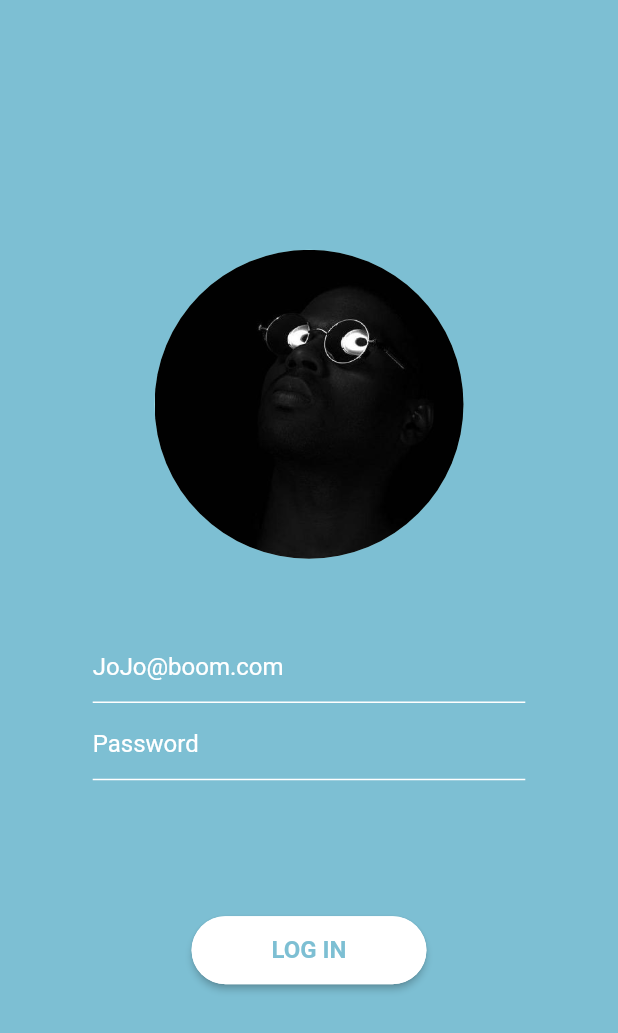
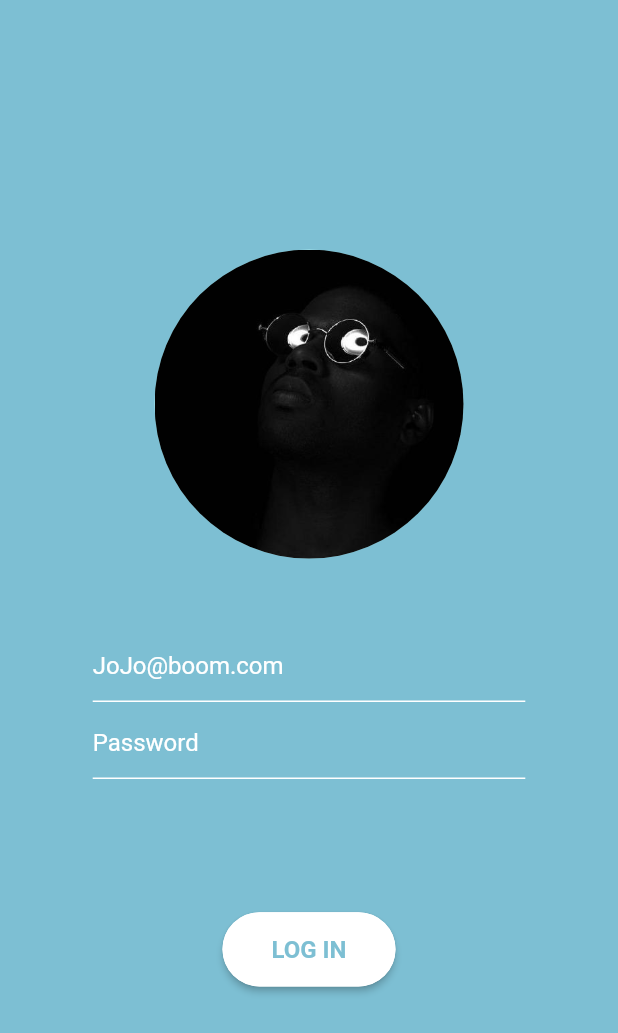
Before and after one commit to Djudicael/animation-transition-flutter-pet, a Flutter app: the screen it shows after launch, on a phone screen of 412 x 824 dp. Shown: the top 1033 px of the screen. Run offline on Flutter 3.47's test engine with Material 2 defaults, Android fonts, the phone set to English and light mode, and no system bars.

```diff
--- a/lib/main.dart
+++ b/lib/main.dart
@@ -10,7 +10,7 @@ class MyApp extends StatelessWidget {
       debugShowCheckedModeBanner: false,
       title: 'Authentification',
       theme: ThemeData(primarySwatch: Colors.blue),
-      home: LoginPage(),
+      home: AnimatedLoginPage(),
     );
   }
 }
--- a/lib/screens/login_page.dart
+++ b/lib/screens/login_page.dart
@@ -1,10 +1,51 @@
 import 'package:flutter/material.dart';
 
-class LoginPage extends StatelessWidget {
+import '../utils/animations/login_pager_animations.dart';
+
+class AnimatedLoginPage extends StatefulWidget {
+  @override
+  _AnimatedLoginPageState createState() => _AnimatedLoginPageState();
+}
+
+class _AnimatedLoginPageState extends State<AnimatedLoginPage>
+    with SingleTickerProviderStateMixin {
+  AnimationController _controller;
+
+  @override
+  void initState() {
+    super.initState();
+    _controller = AnimationController(
+        vsync: this,
+        duration: Duration(seconds: 2),
+        reverseDuration: Duration(microseconds: 400));
+  }
+
+  @override
+  void dispose() {
+    super.dispose();
+    _controller.dispose();
+  }
+
+  @override
+  Widget build(BuildContext context) {
+    return _LoginPage(_controller);
+  }
+}
+
+class _LoginPage extends StatelessWidget {
   double _deviceHeight;
   double _deviceWidth;
   Color _primaryColor = Color.fromRGBO(125, 191, 211, 1.0);
   Color _secondaryColor = Color.fromRGBO(169, 234, 241, 1.0);
+  AnimationController _controller;
+
+  EnterAnimation _enterAnimation;
+
+  _LoginPage(_controller) {
+    _controller = _controller;
+    _enterAnimation = EnterAnimation(_controller);
+    _controller.forward();
+  }
 
   @override
   Widget build(BuildContext context) {
@@ -42,7 +83,16 @@ class LoginPage extends StatelessWidget {
 
   Widget _avatarWidget() {
     double _circleD = _deviceHeight * 0.25;
-    return Container(
+
+    return AnimatedBuilder(
+        animation: _enterAnimation.controller,
+        builder: (BuildContext _contex, Widget _widget) {
+          //print(_enterAnimation.circleSize);
+          return Transform(
+            alignment: Alignment.center,
+            transform: Matrix4.diagonal3Values(_enterAnimation.circleSize.value,
+                _enterAnimation.circleSize.value, 1),
+            child: Container(
               height: _circleD,
               width: _circleD,
               decoration: BoxDecoration(
@@ -52,7 +102,9 @@ class LoginPage extends StatelessWidget {
                   image: AssetImage('assets/images/judi_avatar.jpg'),
                 ),
               ),
+            ),
           );
+        });
   }
 
   Widget _emailTextField() {
@@ -98,8 +150,8 @@ class LoginPage extends StatelessWidget {
 
   Widget _loginButton() {
     return MaterialButton(
-      minWidth: _deviceWidth * 0.38,
-      height: _deviceHeight * 0.055,
+      minWidth: _deviceWidth * 0.28,
+      height: _deviceHeight * 0.060,
       color: Colors.white,
       child: Text(
         "LOG IN",
--- /dev/null
+++ b/lib/utils/animations/login_pager_animations.dart
@@ -0,0 +1,12 @@
+import 'package:flutter/material.dart';
+
+class EnterAnimation {
+  AnimationController controller;
+  Animation<double> circleSize;
+
+  EnterAnimation(this.controller) {
+    circleSize = Tween<double>(begin: 0, end: 1).animate(
+      CurvedAnimation(parent: controller, curve: Curves.easeInOutBack),
+    );
+  }
+}
```
Lines whose indentation alone changed are shown as unchanged.
